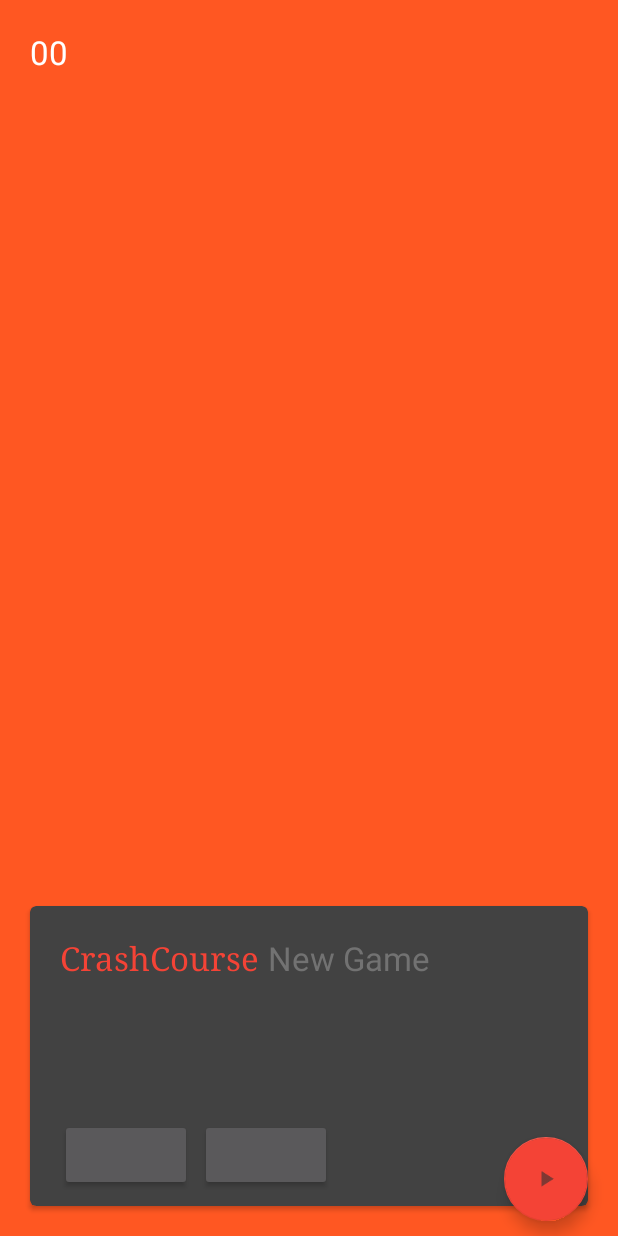
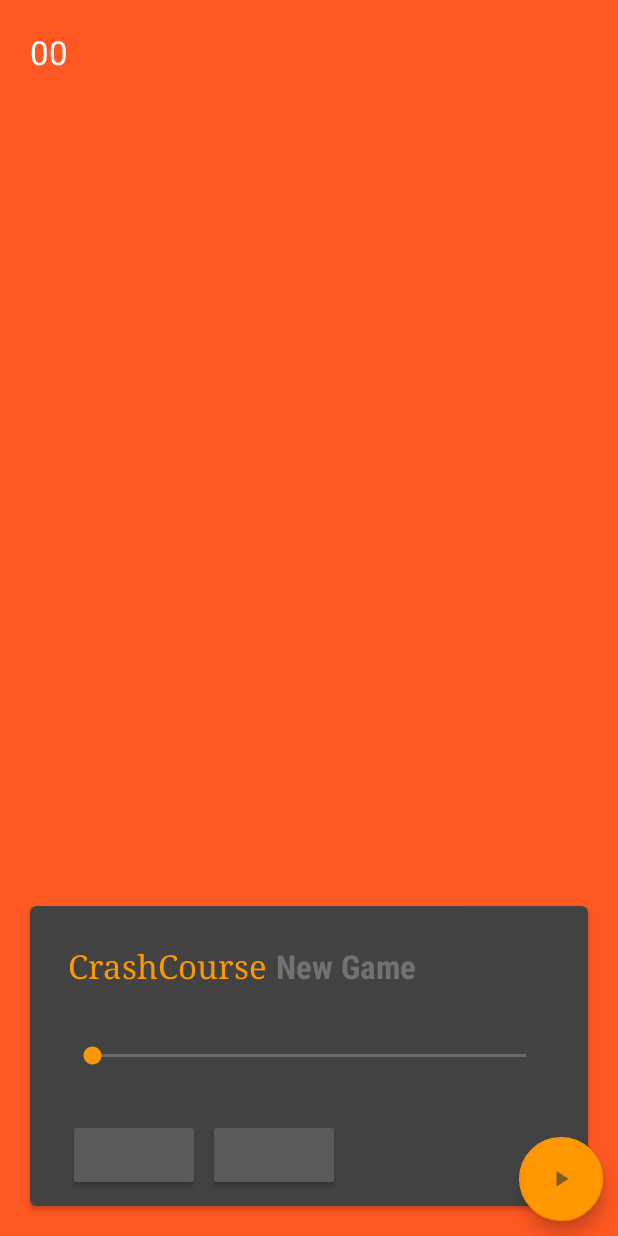
Before and after one commit to yucombinator/CrashRun, an Android app: the layout activity_main.xml on its own in the app's theme, with its tools: preview values and no code run, on a phone screen of 412 x 824 dp. Run offline under Robolectric (Android 15) with nearby library versions, the light colour scheme and no system bars; plain views replace FancyButton, FloatingActionButton.

```diff
--- a/app/src/main/java/com/gamejam/crashrun/MainActivity.java
+++ b/app/src/main/java/com/gamejam/crashrun/MainActivity.java
@@ -205,7 +205,7 @@
                     mMapFragment.stopGame();
                     paused = true;
                     roundText = (TextView) LL.findViewById(R.id.textRounds);
-                    roundText.setText("Game Paused");
+                    roundText.setText("Game Stopped");
                     ((FloatingActionButton)v).setImageDrawable(getResources().getDrawable(R.drawable.ic_action_av_play_arrow));
                 }
             });
--- a/app/src/main/java/com/gamejam/crashrun/ViewMapFragment.java
+++ b/app/src/main/java/com/gamejam/crashrun/ViewMapFragment.java
@@ -115,7 +115,7 @@
     	.compassEnabled(true)
     	.rotateGesturesEnabled(true)
     	.scrollGesturesEnabled(true)
-    	.tiltGesturesEnabled(false);
+    	.tiltGesturesEnabled(true);
     	RelativeLayout = (RelativeLayout) inflater.inflate(R.layout.fragment_map, container, false);
     	mMapFragment = (SupportMapFragment) getFragmentManager().findFragmentByTag("mapfragment");
     	//create the fragment
--- a/app/src/main/res/layout/activity_main.xml
+++ b/app/src/main/res/layout/activity_main.xml
@@ -38,14 +38,16 @@
             android:layout_height="fill_parent"
             android:layout_alignTop="@+id/card_view"
             android:layout_toRightOf="@+id/CrashCourse"
-            android:paddingLeft="20dp"
-            android:paddingTop="20dp"
-            android:paddingRight="20dp">
+            android:paddingLeft="25dp"
+            android:paddingTop="25dp"
+            android:paddingRight="25dp"
+            >
 
             <TextView
                 android:layout_width="wrap_content"
                 android:layout_height="wrap_content"
                 android:textAppearance="?android:attr/textAppearanceLarge"
+
                 android:text="CrashCourse"
                 android:textColor="@color/accent"
                 android:layout_gravity="center_horizontal"
@@ -56,12 +58,14 @@
                 android:layout_width="wrap_content"
                 android:layout_height="wrap_content"
                 android:text="New Game"
+                android:fontFamily="sans-serif-condensed"
                 android:id="@+id/textView"
                 android:textColor="#727272"
                 android:textAppearance="?android:attr/textAppearanceLarge"
                 android:paddingLeft="5dp"
                 android:layout_alignParentTop="true"
-                android:layout_toRightOf="@+id/textView3" />
+                android:layout_toRightOf="@+id/textView3"
+                android:textStyle="bold" />
             <LinearLayout
                 android:orientation="horizontal"
                 android:layout_width="fill_parent"
@@ -76,11 +80,11 @@
                     android:layout_width="wrap_content"
                     android:layout_height="wrap_content"
                     fancy:borderColor="#727272"
-                    fancy:borderWidth="2dp"
+                    fancy:borderWidth="1dp"
                     fancy:defaultColor="#FFFFFF"
                     fancy:focusColor="#FFFFFF"
                     fancy:iconPosition="left"
-                    fancy:radius="10dp"
+                    fancy:radius="5dp"
                     fancy:text="Achievements"
                     fancy:textColor="#727272"
                     android:layout_alignParentBottom="true"
@@ -91,11 +95,11 @@
                     android:layout_width="wrap_content"
                     android:layout_height="wrap_content"
                     fancy:borderColor="#727272"
-                    fancy:borderWidth="2dp"
+                    fancy:borderWidth="1dp"
                     fancy:defaultColor="#FFFFFF"
                     fancy:focusColor="#FFFFFF"
                     fancy:iconPosition="left"
-                    fancy:radius="10dp"
+                    fancy:radius="5dp"
                     fancy:text="Leaderboard"
                     fancy:textColor="#727272"
                     android:layout_alignTop="@+id/btn_preview"
@@ -104,6 +108,13 @@
 
 
             </LinearLayout>
+
+            <SeekBar
+                android:layout_width="fill_parent"
+                android:layout_height="wrap_content"
+                android:id="@+id/seekBar"
+                android:layout_centerVertical="true"
+                android:layout_centerHorizontal="true" />
 
         </RelativeLayout>
         </android.support.v7.widget.CardView>
@@ -118,7 +129,7 @@
         android:onClick="gameToggle"
         android:layout_alignParentBottom="true"
         android:layout_alignParentRight="true"
-        android:layout_marginRight="20dp"
+        android:layout_marginRight="10dp"
         android:layout_marginBottom="10dp" />
 
 
--- a/app/src/main/res/menu/activity_main.xml
+++ b/app/src/main/res/menu/activity_main.xml
@@ -38,6 +38,6 @@
         android:id="@+id/share"
         android:icon="@drawable/ic_action_social_share"
         android:title="@string/share"
-        app:showAsAction="always"></item>
+        app:showAsAction="ifRoom"></item>
     <item android:id="@+id/demo_mode" android:title="@string/demobtn"></item>
 </menu>
--- a/app/src/main/res/values/colors.xml
+++ b/app/src/main/res/values/colors.xml
@@ -8,6 +8,6 @@
     <color name="primary_dark">#ffd84a20</color>
     <color name="light">#ffff8919</color>
     <color name="text">#FFFFFF</color>
-    <color name="accent">#F44336</color>
-    <color name="accent_dark">#D32F2F</color>
+    <color name="accent">#FF9800</color>
+    <color name="accent_dark">#F57C00</color>
 </resources>
```
Also changed, not shown: app/src/main/res/layout/text_counters.xml (+21 -14 lines), app/src/main/res/drawable-hdpi/ic_action_communication_live_help.png (added), app/src/main/res/drawable-mdpi/ic_action_communication_live_help.png (added), app/src/main/res/drawable-xhdpi/ic_action_communication_live_help.png (added), app/src/main/res/drawable-xxhdpi/ic_action_communication_live_help.png (added), 4 other files.
